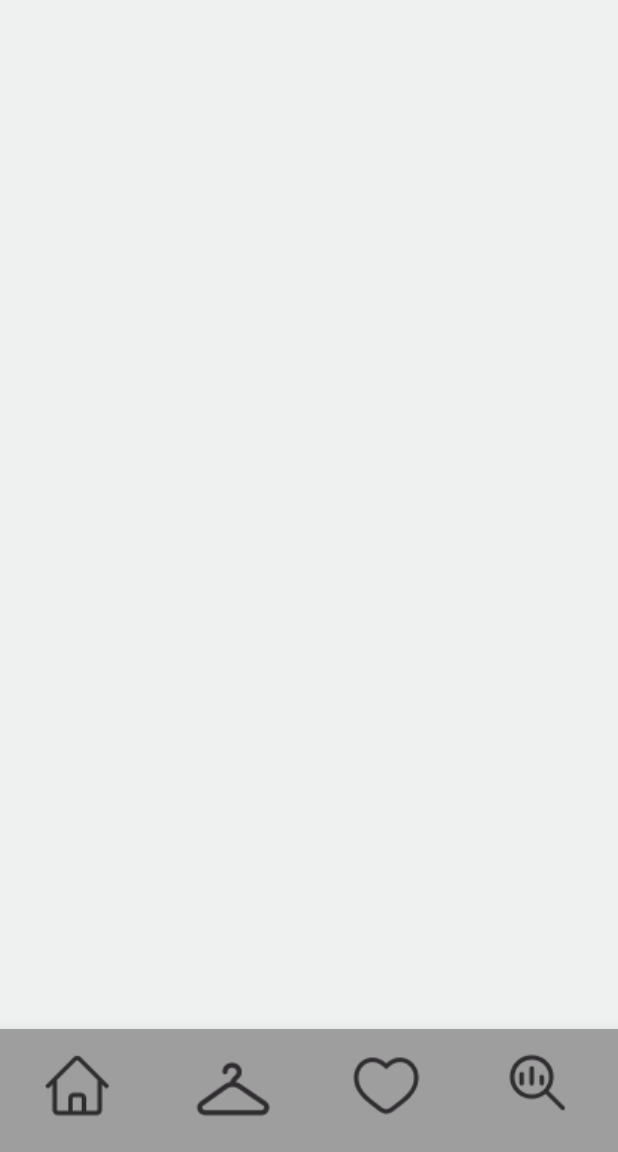
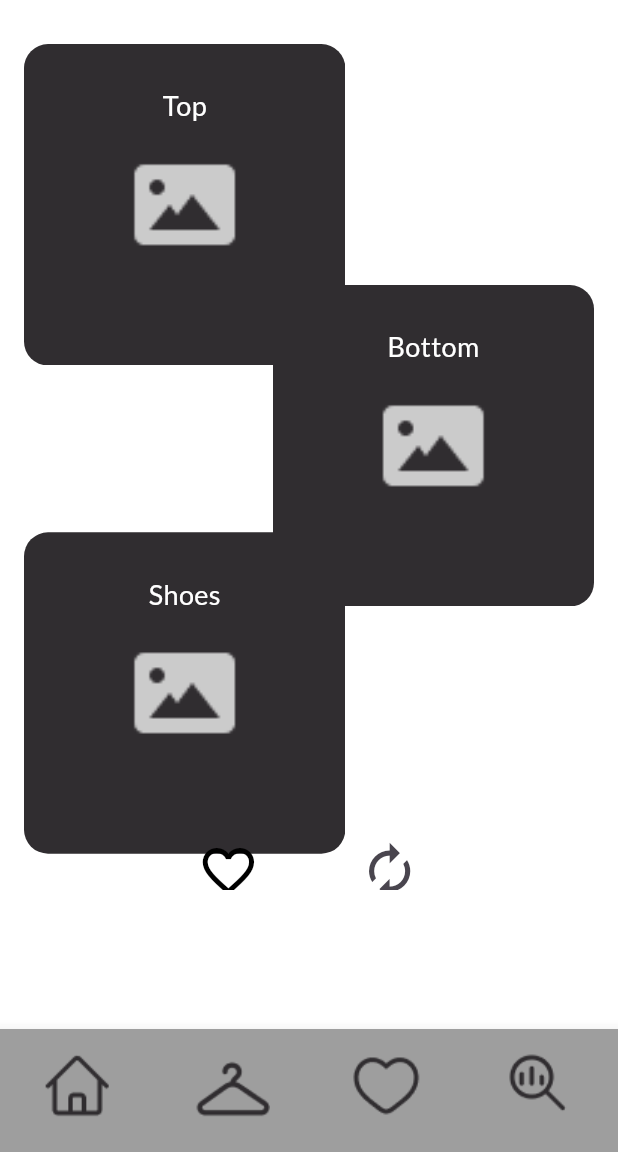
Before and after one commit to Stefania-P11/SWE-Project, a Flutter app: the screen it shows after launch, on a phone screen of 412 x 824 dp, the part 84-1236 px from its top. Run offline on Flutter 3.47's test engine with Material 3 defaults, Android fonts, the phone set to English and light mode, and no system bars; our stand-ins replace cloud_firestore, firebase_core, google_fonts; accounts and stored records are empty.

Commit message:
Refined Hieu's Outfit Suggestion Screen
In progress still

```diff
--- a/lib/constants.dart
+++ b/lib/constants.dart
@@ -61,10 +61,10 @@ TextStyle kBodyMedium = GoogleFonts.lato(
   ),
 );
 
-TextStyle kButtons(double screenWidth) => GoogleFonts.lato(
+TextStyle kButtons = GoogleFonts.lato(
       textStyle: TextStyle(
         color: Colors.white,
-        fontSize: screenWidth * 0.04,
+        fontSize: 18,
         fontFamily: 'Lato',
         fontWeight: FontWeight.w400,
       ),
@@ -78,3 +78,10 @@ TextStyle kButtons2(double screenWidth) => GoogleFonts.lato(
         fontWeight: FontWeight.w400,
       ),
     );
+
+TextStyle kHintText = TextStyle(
+  color: Color(0xFFCBCBCB),
+  fontSize: 18,
+  fontFamily: 'Lato',
+  fontWeight: FontWeight.w400,
+);
--- a/lib/main.dart
+++ b/lib/main.dart
@@ -1,9 +1,11 @@
 
 import 'package:dressify_app/screens/add_item_screen.dart';
+import 'package:dressify_app/screens/display_outfit_screen.dart';
 import 'package:dressify_app/screens/home_screen.dart';
 import 'package:flutter/material.dart';
 import 'package:dressify_app/screens/landing_screen.dart';
 import 'package:firebase_core/firebase_core.dart';
+import 'package:dressify_app/screens/display_outfit_screen.dart';
 import 'firebase_options.dart';
 import "services.dart";
 // Import the pages you want to see in the app here. home will throw an error if the page is not imported here.
@@ -27,7 +29,7 @@ class MyApp extends StatelessWidget {
         colorScheme: ColorScheme.fromSeed(seedColor: Colors.deepPurple),
         useMaterial3: true,
       ),
-      home: const AddItemScreen(), //This changes the default screen the app will show when launched. Change it to the screen you want to show first.
+      home: const OutfitSuggestion(), //This changes the default screen the app will show when launched. Change it to the screen you want to show first.
     );
   }
 }
--- /dev/null
+++ b/lib/screens/display_outfit_screen.dart
@@ -0,0 +1,141 @@
+import 'package:dressify_app/constants.dart';
+import 'package:dressify_app/widgets/custom_app_bar.dart';
+import 'package:dressify_app/widgets/custom_bottom_navbar.dart';
+import 'package:dressify_app/widgets/custom_button_2.dart';
+import 'package:dressify_app/widgets/custom_button_3.dart';
+import 'package:dressify_app/widgets/item_container.dart';
+import 'package:flutter/material.dart';
+import 'package:google_fonts/google_fonts.dart';
+
+// NOTE: I DO NOT THINK WE NEED THE NAME YOUR OUTFIT FIELD HERE BECAUSE WE WILL ONLY NAME IT WHEN
+// WE SAVE IT TO FAVORITES. IN WHICH CASE-- WHEN THE HEART IS TAPPED, WE CAN BRING A PUP UP FIELD
+// THAT ASKS FOR A NAME.
+
+class OutfitSuggestion extends StatelessWidget {
+  const OutfitSuggestion({super.key});
+
+  @override
+  Widget build(BuildContext context) {
+    final screenWidth = MediaQuery.of(context).size.width;
+    final screenHeight = MediaQuery.of(context).size.height;
+
+    bool isFavorite = false;
+
+    return Scaffold(
+      backgroundColor: kBackgroundColor,
+      appBar: CustomAppBar(),
+      body: Column(
+        mainAxisAlignment: MainAxisAlignment.spaceBetween,
+        children: [
+
+
+          // Outfit & Action Buttons Stack
+          SizedBox(
+            width: screenWidth,
+            height: screenHeight * 0.72,
+            child: Stack(
+              alignment: Alignment.center,
+              children: [
+                // Outfit Item Images
+                Padding(
+                  padding: const EdgeInsets.symmetric(
+                    horizontal: 16.0,
+                    vertical: 8.8,
+                  ),
+                  child: // Outfit Items Overlapping Using Positioned
+Stack(
+  children: [
+    // Top item (center top)
+    Positioned(
+      top: screenHeight * 0.025,
+      left: screenWidth * 0.0,
+      child: outfitItem("Top", screenWidth),
+    ),
+
+    // Bottom item (center-right, overlapping top slightly)
+    Positioned(
+      top: screenHeight * 0.22,
+      right: screenWidth * 0.0,
+      child: outfitItem("Bottom", screenWidth),
+    ),
+
+    // Shoes item (bottom-left, overlapping bottom slightly)
+    Positioned(
+      top: screenHeight * 0.42,
+      left: screenWidth * 0.0,
+      child: outfitItem("Shoes", screenWidth),
+    ),
+  ],
+)
+
+                ),
+
+                // Floating Favorite Button
+                Positioned(
+                  top: screenHeight * 0.67,
+                  left: screenWidth * 0.3,
+                  child: StatefulBuilder(
+                    builder: (context, setState) {
+                      return IconButton(
+                        iconSize: screenWidth * 0.1,
+                        icon: Icon(
+                          isFavorite ? Icons.favorite : Icons.favorite_border,
+                          color: isFavorite ? Colors.red : Colors.black,
+                        ),
+                        onPressed: () {
+                          setState(() {
+                            isFavorite = !isFavorite;
+                          });
+                        },
+                      );
+                    },
+                  ),
+                ),
+
+                // Floating Regenerate Button
+                Positioned(
+                  top: screenHeight * 0.67,
+                  right: screenWidth * 0.3,
+                  child: IconButton(
+                    iconSize: screenWidth * 0.1,
+                    icon: const Icon(Icons.autorenew),
+                    onPressed: () {
+                      // TODO: Add regenerate logic here
+                    },
+                  ),
+                ),
+              ],
+            ),
+          ),
+
+          // Label field (currently commented out)
+          /*
+          Padding(
+            padding: EdgeInsets.all(screenWidth * 0.025),
+            child: Container(
+              width: screenWidth * 0.7,
+              height: screenHeight * 0.055,
+              padding: EdgeInsets.all(screenWidth * 0.015),
+              decoration: ShapeDecoration(
+                color: Colors.white,
+                shape: RoundedRectangleBorder(
+                  side: BorderSide(
+                    width: 1,
+                    color: const Color(0xFF595856),
+                  ),
+                  borderRadius: BorderRadius.circular(4),
+                ),
+              ),
+              child: Text(
+                'Name your outfit',
+                style: kHintText,
+              ),
+            ),
+          ),
+          */
+        ],
+      ),
+      bottomNavigationBar: CustomNavBar(),
+    );
+  }
+}
--- a/lib/widgets/custom_button.dart
+++ b/lib/widgets/custom_button.dart
@@ -32,7 +32,7 @@ class CustomButton extends StatelessWidget {
             child: Text(
               text,
               textAlign: TextAlign.center,
-              style: kButtons(screenWidth),
+              style: kButtons,
             ),
           ),
         ),
--- /dev/null
+++ b/lib/widgets/custom_button_3.dart
@@ -0,0 +1,45 @@
+import 'package:flutter/material.dart';
+import 'package:google_fonts/google_fonts.dart';
+
+class CustomButton3 extends StatelessWidget {
+  final VoidCallback onPressed;
+  final String label;
+
+  const CustomButton3({
+    super.key,
+    required this.onPressed,
+    required this.label,
+  });
+
+  @override
+  Widget build(BuildContext context) {
+    final Size screenSize = MediaQuery.of(context).size;
+
+    // Responsive dimensions based on screen width/height
+    final double buttonWidth = screenSize.width * 0.45;  // 45% of screen width
+    final double buttonHeight = screenSize.height * 0.06; // 6% of screen height
+    final double borderRadius = screenSize.width * 0.025;
+
+    return ElevatedButton(
+      onPressed: onPressed,
+      style: ElevatedButton.styleFrom(
+        shape: RoundedRectangleBorder(
+          borderRadius: BorderRadius.circular(borderRadius),
+        ),
+        backgroundColor: Colors.black,
+        minimumSize: Size(buttonWidth, buttonHeight),
+      ),
+      child: Text(
+        label,
+        style: GoogleFonts.lato(
+          textStyle: TextStyle(
+            color: Colors.white,
+            fontSize: 18,
+            fontStyle: FontStyle.normal,
+            fontWeight: FontWeight.w800,
+          ),
+        ),
+      ),
+    );
+  }
+}
--- /dev/null
+++ b/lib/widgets/item_container.dart
@@ -0,0 +1,25 @@
+import 'package:dressify_app/constants.dart';
+import 'package:flutter/material.dart';
+
+Widget outfitItem(String label, double screenWidth) {
+  return Stack(
+    alignment: const Alignment(0.0, -0.7),
+    children: [
+      ClipRRect(
+        borderRadius: BorderRadius.circular(16), // Adjust corner radius here
+        child: IconButton(
+          onPressed: () {},
+          padding: EdgeInsets.zero,
+          constraints: const BoxConstraints(),
+          icon: Image.asset(
+            "lib/assets/images/item-image.png",
+            width: screenWidth * 0.52,
+            height: screenWidth * 0.52,
+            fit: BoxFit.cover,
+          ),
+        ),
+      ),
+      Text(label, style: kButtons),
+    ],
+  );
+}
```
Also changed, not shown: lib/assets/images/item-image.png (added).
